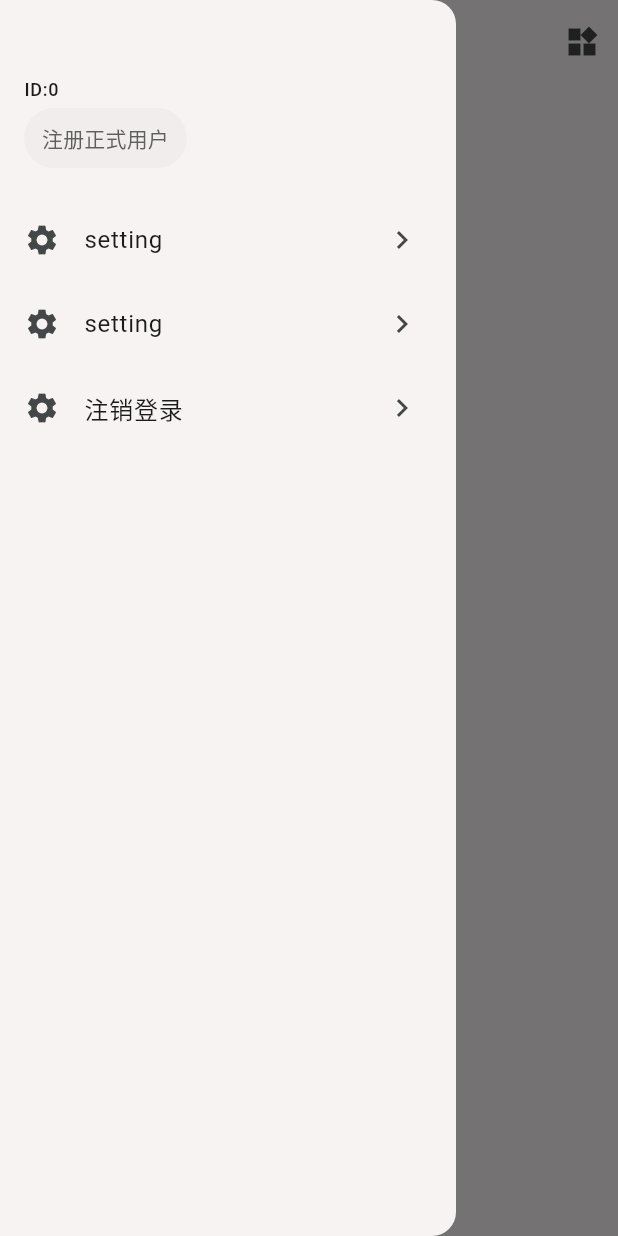
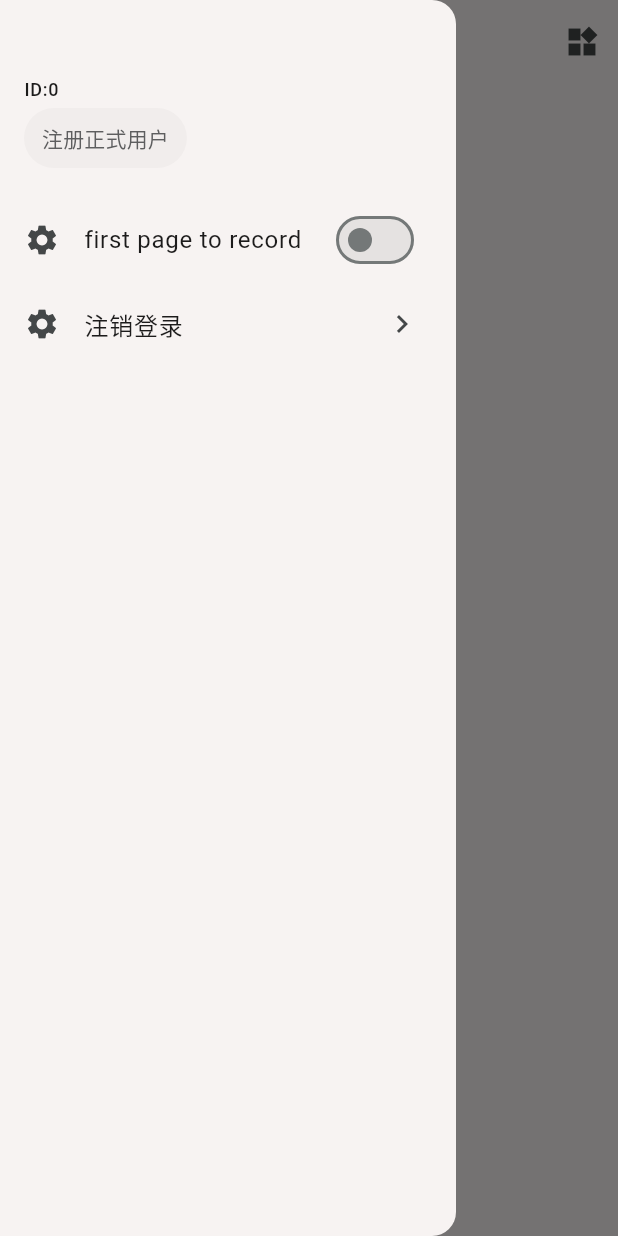
Before and after one commit to qcbf/quick_log_money, a Flutter app: the HomePage screen opened directly, with the side drawer open, on a phone screen of 412 x 824 dp. Run offline on Flutter 3.47's test engine with Material 3 defaults, Android fonts, the phone set to English and light mode, and no system bars; our stand-ins replace bot_toast, hive; accounts and stored records are empty; statements that could not run were skipped.

Commit message:
优化初始化流程，优化首选项设置模块

```diff
--- a/quick_money_flutter/lib/CommonWidgets/Ledger/Entry/TagUI.dart
+++ b/quick_money_flutter/lib/CommonWidgets/Ledger/Entry/TagUI.dart
@@ -13,8 +13,6 @@ class TagUI extends StatelessWidget {
     return Expanded(
       child: Padding(
         padding: const EdgeInsets.all(1),
-        child: SizedBox(
-          height: 38,
         child: TextButton(
           onPressed: OnPressed,
           style: const ButtonStyle(padding: WidgetStatePropertyAll(EdgeInsets.only(bottom: 10)), shape: WidgetStatePropertyAll(RoundedRectangleBorder()))
@@ -25,7 +23,6 @@ class TagUI extends StatelessWidget {
           ]),
         ),
       ),
-      ),
     );
   }
 }
--- a/quick_money_flutter/lib/Pages/Home/DrawerMenu.dart
+++ b/quick_money_flutter/lib/Pages/Home/DrawerMenu.dart
@@ -5,6 +5,7 @@ import 'package:quick_log_money/CommonWidgets/Conditional.dart';
 import 'package:quick_log_money/Datas/UserData.dart';
 import 'package:quick_log_money/Utilities/LocalDB.dart';
 import 'package:quick_log_money/Utilities/Pages.dart';
+import 'package:quick_log_money/Utilities/Preference.dart';
 import 'package:quick_log_money/Utilities/Utility.dart';
 
 ///抽屉菜单
@@ -19,9 +20,16 @@ class DrawerMenu extends StatelessWidget {
   @override
   Widget build(BuildContext context) {
     return Drawer(
-        child: ListView(
-      children: [
-        Consumer<UserProvider>(builder: (context, value, child) {
+        child: ListView(children: [
+      BuildUserInfo(),
+      BuildFirstPageToRecord(),
+      BuildLogout(context),
+    ]));
+  }
+
+  ///
+  Consumer<UserProvider> BuildUserInfo() {
+    return Consumer<UserProvider>(builder: (context, value, child) {
       return Padding(
         padding: const EdgeInsets.all(16),
         child: Column(
@@ -44,22 +52,29 @@ class DrawerMenu extends StatelessWidget {
           ],
         ),
       );
+    });
+  }
+
+  ///
+  ListTile BuildFirstPageToRecord() {
+    return ListTile(
+      leading: const Icon(Icons.settings),
+      title: const Text("first page to record"),
+      trailing: ValueListenableBuilder(
+          valueListenable: GlobalPreference.IsFirstPageToRecord,
+          builder: (context, value, child) {
+            return Switch(
+                value: value,
+                onChanged: (value) {
+                  GlobalPreference.IsFirstPageToRecord.value = value;
+                });
           }),
-        ListTile(
-          title: const Text("setting"),
-          leading: const Icon(Icons.settings),
-          trailing: const Icon(Icons.chevron_right),
-          onTap: () => print("x"),
-        ),
-        ListTile(
-          title: const Text("setting"),
-          leading: const Icon(Icons.settings),
-          trailing: const Icon(Icons.chevron_right),
-          onTap: () {
-            BotToast.showSimpleNotification(title: "xxxxxxxxxxxxxx");
-          },
-        ),
-        ListTile(
+    );
+  }
+
+  ///
+  Widget BuildLogout(BuildContext context) {
+    return ListTile(
       title: const Text("注销登录"),
       leading: const Icon(Icons.settings),
       trailing: const Icon(Icons.chevron_right),
@@ -69,8 +84,6 @@ class DrawerMenu extends StatelessWidget {
         await LocalDB.clear();
         cancel();
       },
-        ),
-      ],
-    ));
+    );
   }
 }
--- a/quick_money_flutter/lib/pages/RecordMoney/RecordKeyboard.dart
+++ b/quick_money_flutter/lib/pages/RecordMoney/RecordKeyboard.dart
@@ -34,7 +34,7 @@ class RecordKeyboard extends StatelessWidget {
     return Column(
       mainAxisAlignment: MainAxisAlignment.end,
       children: [
-        RecordRecentTag(IsReverseLayout),
+        Expanded(child: RecordRecentTag(IsReverseLayout)),
         Expanded(
           child: Row(children: children),
         ),
```
Also changed, not shown: quick_money_flutter/lib/Pages/RecordMoney/RecordRecentTag.dart (+16 -14 lines), quick_money_flutter/lib/Utilities/LocalDB.dart (+3 -4 lines), quick_money_flutter/lib/Utilities/Preference.dart (+30 -14 lines), quick_money_flutter/lib/main.dart (+9 -6 lines), quick_money_flutter/lib/Utilities/Preference.g.dart (deleted). Lines whose indentation alone changed are shown as unchanged.
